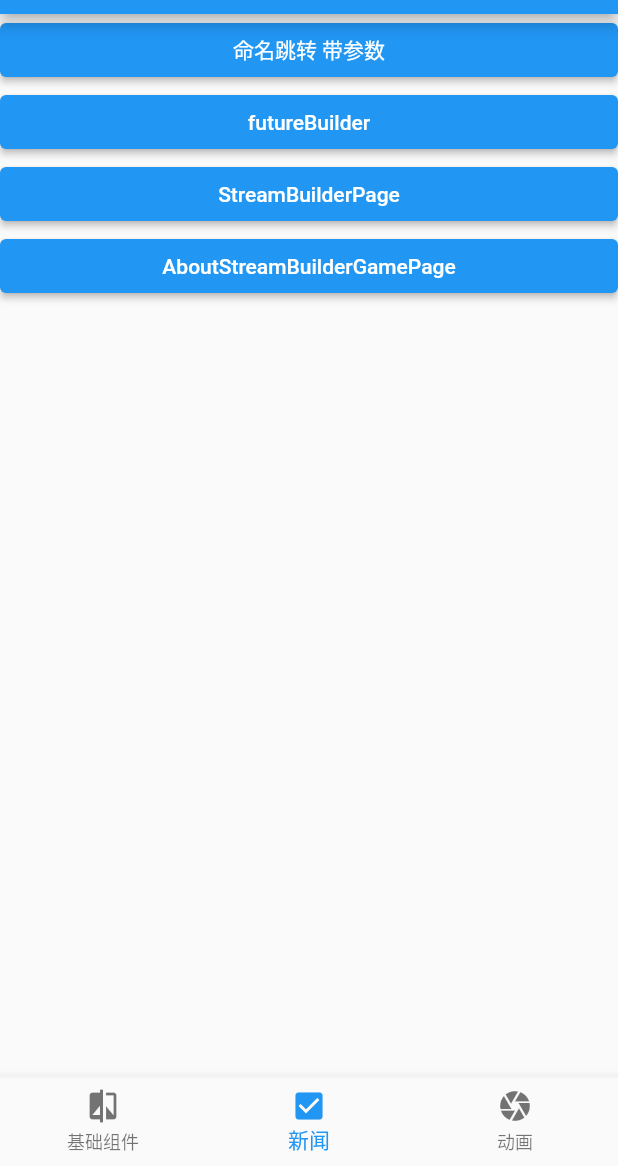
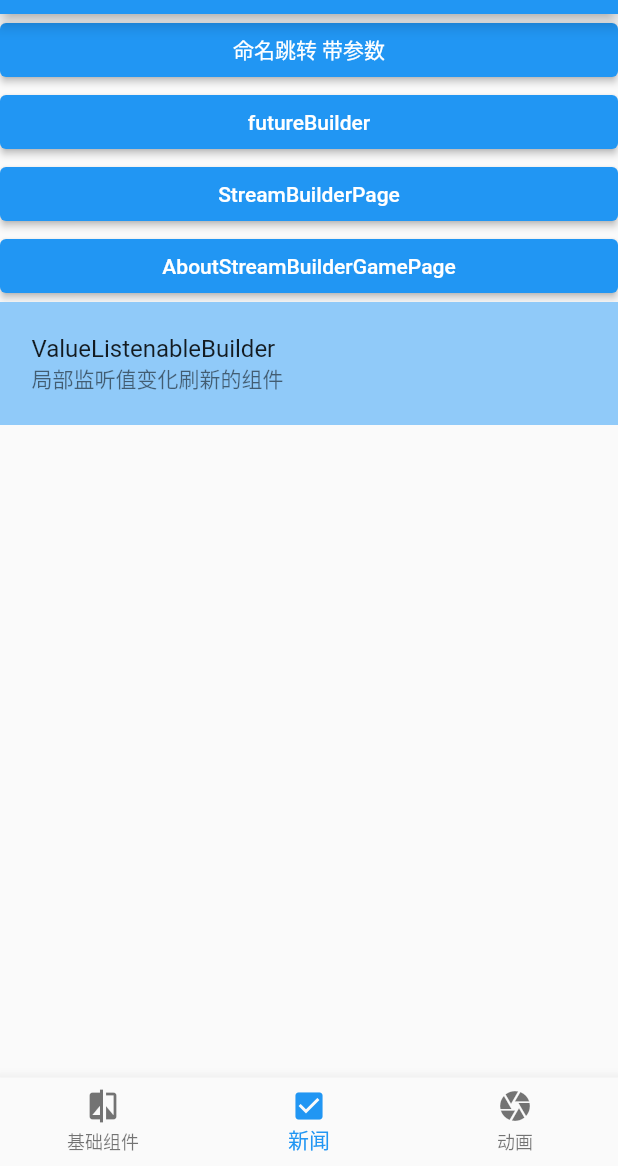
Before and after one commit to ljj218/flutter-demo, a Flutter app: the screen it shows after launch, item 2 of the bottom bar chosen, on a phone screen of 412 x 824 dp, the part 70-1236 px from its top. Run offline on Flutter 3.47's test engine with Material 2 defaults, Android fonts, the phone set to English and light mode, and no system bars; our stand-ins replace date_format, dio, flutter_datetime_picker, fluttertoast; network calls fail.

Commit message:
no message

```diff
--- a/flutter_application_1/lib/pages/tabs/News.dart
+++ b/flutter_application_1/lib/pages/tabs/News.dart
@@ -2,7 +2,7 @@
  * @Author: long_jj
  * @Date: 2021-07-14 09:45:44
 <<<<<<< HEAD
- * @LastEditTime: 2021-08-19 09:10:17
+ * @LastEditTime: 2021-08-23 17:03:08
  * @LastEditors: long_jj
 =======
  * @LastEditTime: 2021-08-18 21:14:17
@@ -58,6 +58,17 @@ class _NewsPageState extends State<NewsPage> {
             );
           },
         ),
+        Container(
+          padding: EdgeInsets.all(5),
+          color: Colors.blue[200],
+          child: ListTile(
+            title: Text("ValueListenableBuilder"),
+            subtitle: Text('局部监听值变化刷新的组件'),
+            onTap: () {
+              Navigator.pushNamed(context, '/ValueListenablebuilderPage');
+            },
+          ),
+        )
       ],
     );
   }
--- a/flutter_application_1/lib/route/Routes.dart
+++ b/flutter_application_1/lib/route/Routes.dart
@@ -1,7 +1,7 @@
 /*
  * @Author: long_jj
  * @Date: 2021-08-19 09:07:58
- * @LastEditTime: 2021-08-19 09:09:03
+ * @LastEditTime: 2021-08-23 17:02:47
  * @LastEditors: long_jj
  * @Description:
  * @FilePath: \flutter_application_1\lib\route\Routes.dart
@@ -39,6 +39,7 @@ import '/pages/myDragSorting/myDragSorting.dart';
 import '/pages/FutureBuilder/FutureBuilder.dart';
 import '/pages/streamBuilder/streamBuilder.dart';
 import '/pages/AboutStreamBuildergame/AboutStreamBuildergame.dart';
+import '/pages/ValueListenablebuilder/ValueListenablebuilder.dart';
 
 final routes = {
   '/': (context) => Tabs(),
@@ -70,6 +71,7 @@ final routes = {
   '/FutureBuilderPage': (context) => FutureBuilderPage(),
   '/StreamBuilderPage': (context) => StreamBuilderPage(),
   '/AboutStreamBuilderGamePage': (context) => AboutStreamBuilderGamePage(),
+  '/ValueListenablebuilderPage': (context) => ValueListenablebuilderPage(),
 };
 
 // ignore: top_level_function_literal_block
```
Also changed, not shown: flutter_application_1/lib/pages/Deatail.dart (+11 -9 lines), flutter_application_1/lib/pages/ValueListenablebuilder/ValueListenablebuilder.dart (added, +62 -0 lines).
